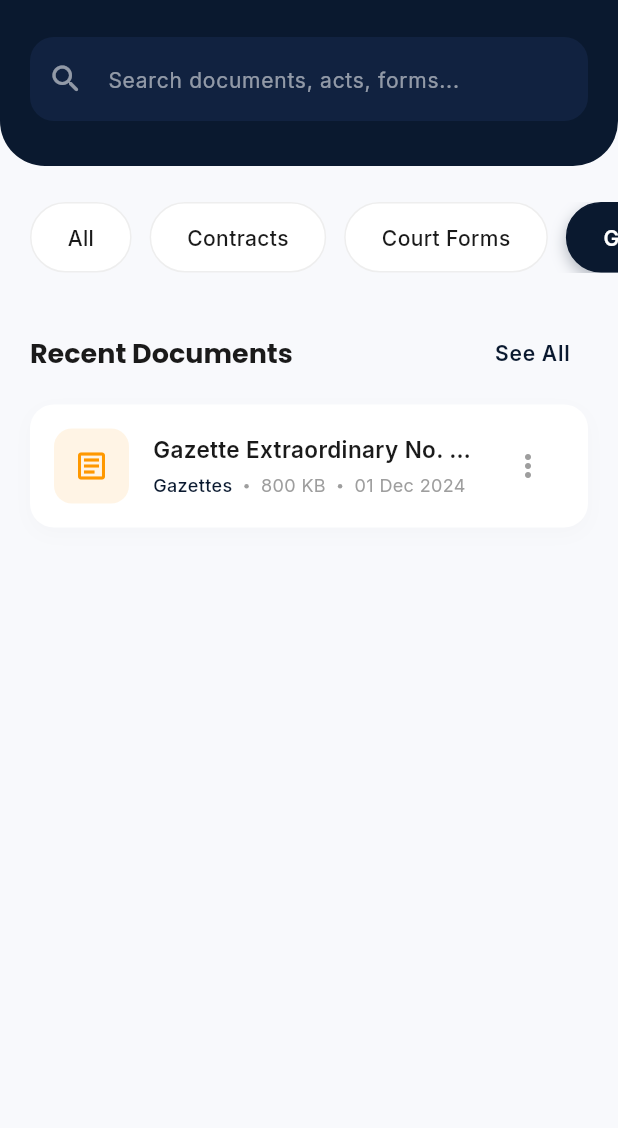
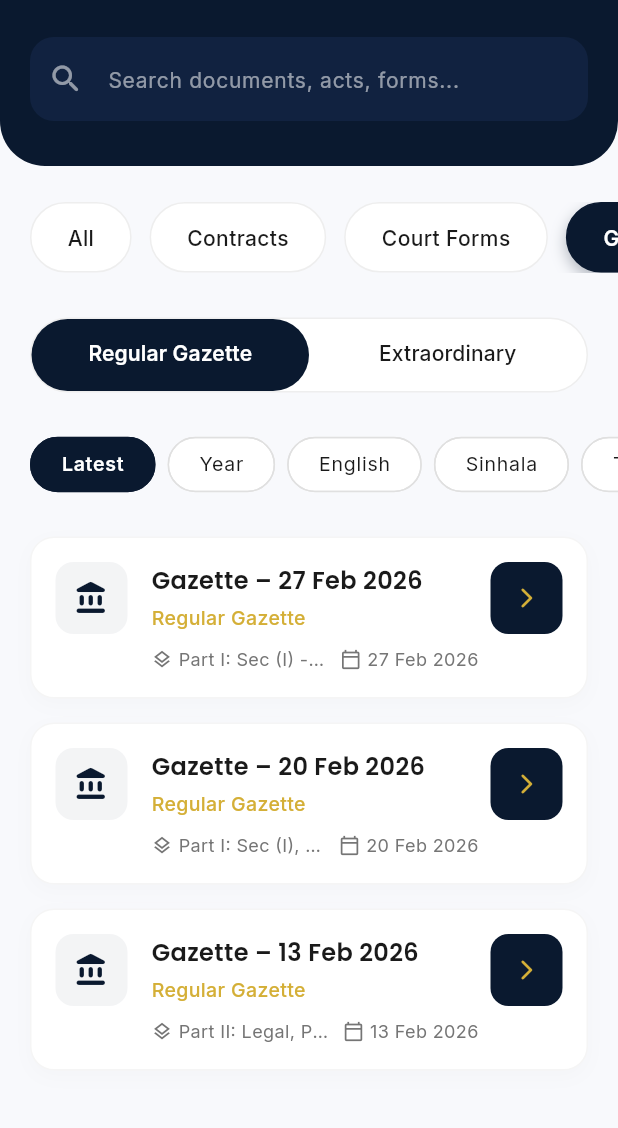
Before and after one commit to LochanaE/lanka_law, a Flutter app: the DocumentLibraryScreen screen opened by its route, after a tap on "Contracts", after a tap on "Court Forms", after a tap on "Gazettes", on a phone screen of 412 x 824 dp, the part 62-1190 px from its top. Run offline on Flutter 3.47's test engine with Material 3 defaults, Android fonts, the phone set to English and light mode, and no system bars; our stand-ins replace cloud_firestore, firebase_auth, firebase_core, google_fonts, shared_preferences, smooth_page_indicator; accounts and stored records are empty.

Commit message:
gazzet ui change

```diff
--- a/lib/main.dart
+++ b/lib/main.dart
@@ -1,6 +1,5 @@
 import 'package:flutter/material.dart';
 import 'package:lanka_law/screen_widgets/chat_list_screen.dart';
-import 'package:lanka_law/screen_widgets/chat.dart';
 import 'package:lanka_law/screen_widgets/splash_screen.dart';
 import 'package:lanka_law/screen_widgets/onboarding_screen.dart';
 import 'package:lanka_law/screen_widgets/home_screen.dart';
--- a/lib/screen_widgets/document_library_screen.dart
+++ b/lib/screen_widgets/document_library_screen.dart
@@ -1,6 +1,7 @@
 import 'package:flutter/material.dart';
 import 'package:google_fonts/google_fonts.dart';
 import 'package:lanka_law/theme.dart';
+import 'package:lanka_law/screen_widgets/gazette/gazettes_view.dart';
 
 class DocumentLibraryScreen extends StatefulWidget {
   const DocumentLibraryScreen({super.key});
@@ -195,6 +196,10 @@
 
                   const SizedBox(height: 30),
 
+                  // Content switching logic
+                  if (categories[selectedCategoryIndex] == "Gazettes")
+                    const GazettesView()
+                  else ...[
                     // Recent Documents Header
                     Padding(
                       padding: const EdgeInsets.symmetric(horizontal: 20),
@@ -228,7 +233,7 @@
 
                     const SizedBox(height: 10),
 
-                  // Documents List
+                    // Documents List (Generic)
                     ListView.builder(
                       shrinkWrap: true,
                       physics: const NeverScrollableScrollPhysics(),
@@ -239,7 +244,7 @@
                         // Filter logic (simple)
                         if (selectedCategoryIndex != 0 &&
                             categories[selectedCategoryIndex] != doc['category']) {
-                        return const SizedBox.shrink(); // Ideally update list, but this works for simple demo
+                          return const SizedBox.shrink();
                         }
 
                         return Container(
@@ -358,6 +363,7 @@
                         );
                       },
                     ),
+                  ],
 
                   // Ensure space at bottom
                   const SizedBox(height: 30),
--- /dev/null
+++ b/lib/screen_widgets/gazette/gazette_filter_chips.dart
@@ -0,0 +1,71 @@
+import 'package:flutter/material.dart';
+import 'package:google_fonts/google_fonts.dart';
+import 'package:lanka_law/theme.dart';
+
+class GazetteFilterChips extends StatefulWidget {
+  final List<String> filters;
+  final Function(String) onSelected;
+
+  const GazetteFilterChips({
+    super.key,
+    required this.filters,
+    required this.onSelected,
+  });
+
+  @override
+  State<GazetteFilterChips> createState() => _GazetteFilterChipsState();
+}
+
+class _GazetteFilterChipsState extends State<GazetteFilterChips> {
+  String selectedFilter = '';
+
+  @override
+  void initState() {
+    super.initState();
+    if (widget.filters.isNotEmpty) {
+      selectedFilter = widget.filters.first;
+    }
+  }
+
+  @override
+  Widget build(BuildContext context) {
+    return SingleChildScrollView(
+      scrollDirection: Axis.horizontal,
+      physics: const BouncingScrollPhysics(),
+      padding: const EdgeInsets.symmetric(horizontal: 20, vertical: 8),
+      child: Row(
+        children: widget.filters.map((filter) {
+          final isSelected = selectedFilter == filter;
+          return Padding(
+            padding: const EdgeInsets.only(right: 8.0),
+            child: ChoiceChip(
+              label: Text(filter),
+              labelStyle: GoogleFonts.inter(
+                color: isSelected ? Colors.white : AppTheme.textDark,
+                fontWeight: isSelected ? FontWeight.w600 : FontWeight.normal,
+                fontSize: 13,
+              ),
+              selected: isSelected,
+              onSelected: (selected) {
+                if (selected) {
+                  setState(() => selectedFilter = filter);
+                  widget.onSelected(filter);
+                }
+              },
+              backgroundColor: Colors.white,
+              selectedColor: AppTheme.primaryColor,
+              shape: RoundedRectangleBorder(
+                borderRadius: BorderRadius.circular(20),
+                side: BorderSide(
+                  color: isSelected ? AppTheme.primaryColor : Colors.grey.shade300,
+                ),
+              ),
+              showCheckmark: false,
+              padding: const EdgeInsets.symmetric(horizontal: 12, vertical: 8),
+            ),
+          );
+        }).toList(),
+      ),
+    );
+  }
+}
--- /dev/null
+++ b/lib/screen_widgets/gazette/gazettes_view.dart
@@ -0,0 +1,121 @@
+import 'package:flutter/material.dart';
+import 'package:google_fonts/google_fonts.dart';
+import 'package:lanka_law/theme.dart';
+import 'gazette_filter_chips.dart';
+import 'regular_gazette_card.dart';
+import 'extraordinary_gazette_card.dart';
+
+class GazettesView extends StatefulWidget {
+  const GazettesView({super.key});
+
+  @override
+  State<GazettesView> createState() => _GazettesViewState();
+}
+
+class _GazettesViewState extends State<GazettesView> {
+  final List<String> filters = ["Latest", "Year", "English", "Sinhala", "Tamil"];
+
+  // Dummy data for demo
+  final List<Map<String, String>> regularGazettes = [
+    {"date": "27 Feb 2026", "partsAvailable": "Part I: Sec (I) - General"},
+    {"date": "20 Feb 2026", "partsAvailable": "Part I: Sec (I), (IIA)"},
+    {"date": "13 Feb 2026", "partsAvailable": "Part II: Legal, Part IV: Local Govt"},
+  ];
+
+  final List<Map<String, String>> extraordinaryGazettes = [
+    {"issueNumber": "2473/12", "date": "02 Mar 2026", "subject": "Declaration of Essential Services"},
+    {"issueNumber": "2472/34", "date": "25 Feb 2026", "subject": "Appointments by the President"},
+    {"issueNumber": "2471/05", "date": "10 Feb 2026", "subject": "Regulations under Imports and Exports (Control) Act"},
+  ];
+
+  @override
+  Widget build(BuildContext context) {
+    return DefaultTabController(
+      length: 2,
+      child: Column(
+        crossAxisAlignment: CrossAxisAlignment.start,
+        children: [
+          // Tab Bar
+          Padding(
+            padding: const EdgeInsets.symmetric(horizontal: 20),
+            child: Container(
+              height: 50,
+              decoration: BoxDecoration(
+                color: Colors.white,
+                borderRadius: BorderRadius.circular(25),
+                border: Border.all(color: Colors.grey.shade200),
+              ),
+              child: TabBar(
+                indicatorSize: TabBarIndicatorSize.tab,
+                dividerColor: Colors.transparent,
+                indicator: BoxDecoration(
+                  color: AppTheme.primaryColor,
+                  borderRadius: BorderRadius.circular(25),
+                ),
+                labelColor: Colors.white,
+                unselectedLabelColor: AppTheme.textDark,
+                labelStyle: GoogleFonts.inter(fontWeight: FontWeight.w600, fontSize: 14),
+                unselectedLabelStyle: GoogleFonts.inter(fontWeight: FontWeight.w500, fontSize: 14),
+                tabs: const [
+                  Tab(text: "Regular Gazette"),
+                  Tab(text: "Extraordinary"),
+                ],
+              ),
+            ),
+          ),
+
+          const SizedBox(height: 16),
+
+          // Filters
+          GazetteFilterChips(
+            filters: filters,
+            onSelected: (filter) {
+              // Handle filter selection here
+            },
+          ),
+
+          const SizedBox(height: 8),
+
+          // Tab Content
+          SizedBox(
+            height: 500, // Fixed height or use shrinkWrap in actual implementation depending on layout
+            child: TabBarView(
+              children: [
+                // Regular Gazettes Tab
+                ListView.builder(
+                  padding: const EdgeInsets.symmetric(horizontal: 20, vertical: 8),
+                  physics: const NeverScrollableScrollPhysics(),
+                  shrinkWrap: true,
+                  itemCount: regularGazettes.length,
+                  itemBuilder: (context, index) {
+                    final item = regularGazettes[index];
+                    return RegularGazetteCard(
+                      date: item["date"]!,
+                      partsAvailable: item["partsAvailable"]!,
+                    );
+                  },
+                ),
+
+                // Extraordinary Gazettes Tab
+                ListView.builder(
+                  padding: const EdgeInsets.symmetric(horizontal: 20, vertical: 8),
+                  physics: const NeverScrollableScrollPhysics(),
+                  shrinkWrap: true,
+                  itemCount: extraordinaryGazettes.length,
+                  itemBuilder: (context, index) {
+                    final item = extraordinaryGazettes[index];
+                    return ExtraordinaryGazetteCard(
+                      issueNumber: item["issueNumber"]!,
+                      date: item["date"]!,
+                      subject: item["subject"]!,
+                    );
+                  },
+                ),
+              ],
+            ),
+          ),
+        ],
+      ),
+    );
+  }
+}
--- /dev/null
+++ b/lib/screen_widgets/gazette/regular_gazette_card.dart
@@ -0,0 +1,130 @@
+import 'package:flutter/material.dart';
+import 'package:google_fonts/google_fonts.dart';
+import 'package:lanka_law/theme.dart';
+
+class RegularGazetteCard extends StatelessWidget {
+  final String date;
+  final String partsAvailable;
+
+  const RegularGazetteCard({
+    super.key,
+    required this.date,
+    required this.partsAvailable,
+  });
+
+  @override
+  Widget build(BuildContext context) {
+    return Container(
+      margin: const EdgeInsets.only(bottom: 16),
+      decoration: BoxDecoration(
+        color: Colors.white,
+        borderRadius: BorderRadius.circular(16),
+        boxShadow: [
+          BoxShadow(
+            color: Colors.grey.withOpacity(0.05),
+            blurRadius: 10,
+            offset: const Offset(0, 4),
+          ),
+        ],
+        border: Border.all(color: Colors.grey.shade100),
+      ),
+      child: Material(
+        color: Colors.transparent,
+        borderRadius: BorderRadius.circular(16),
+        child: InkWell(
+          onTap: () {},
+          borderRadius: BorderRadius.circular(16),
+          child: Padding(
+            padding: const EdgeInsets.all(16),
+            child: Row(
+              crossAxisAlignment: CrossAxisAlignment.start,
+              children: [
+                // Icon styling for archive feel
+                Container(
+                  width: 48,
+                  height: 48,
+                  decoration: BoxDecoration(
+                    color: AppTheme.primaryLight.withOpacity(0.05),
+                    borderRadius: BorderRadius.circular(12),
+                  ),
+                  child: const Icon(
+                    Icons.account_balance_rounded,
+                    color: AppTheme.primaryColor,
+                    size: 24,
+                  ),
+                ),
+                const SizedBox(width: 16),
+                Expanded(
+                  child: Column(
+                    crossAxisAlignment: CrossAxisAlignment.start,
+                    children: [
+                      Text(
+                        "Gazette – $date",
+                        style: GoogleFonts.poppins(
+                          fontSize: 16,
+                          fontWeight: FontWeight.w600,
+                          color: AppTheme.textDark,
+                        ),
+                      ),
+                      const SizedBox(height: 4),
+                      Text(
+                        "Regular Gazette",
+                        style: GoogleFonts.inter(
+                          fontSize: 13,
+                          color: AppTheme.accentColor,
+                          fontWeight: FontWeight.w500,
+                        ),
+                      ),
+                      const SizedBox(height: 8),
+                      Row(
+                        children: [
+                          Icon(Icons.layers_outlined, size: 14, color: Colors.grey.shade600),
+                          const SizedBox(width: 4),
+                          Expanded(
+                            child: Text(
+                              partsAvailable,
+                              style: GoogleFonts.inter(
+                                fontSize: 12,
+                                color: Colors.grey.shade600,
+                              ),
+                              overflow: TextOverflow.ellipsis,
+                            ),
+                          ),
+                          const SizedBox(width: 8),
+                          Icon(Icons.calendar_today_outlined, size: 14, color: Colors.grey.shade600),
+                          const SizedBox(width: 4),
+                          Text(
+                            date,
+                            style: GoogleFonts.inter(
+                              fontSize: 12,
+                              color: Colors.grey.shade600,
+                            ),
+                          ),
+                        ],
+                      ),
+                    ],
+                  ),
+                ),
+                const SizedBox(width: 8),
+                // Action Button
+                Container(
+                  decoration: BoxDecoration(
+                    color: AppTheme.primaryColor,
+                    borderRadius: BorderRadius.circular(12),
+                  ),
+                  child: IconButton(
+                    icon: const Icon(Icons.arrow_forward_ios_rounded, size: 16),
+                    color: AppTheme.accentColor,
+                    onPressed: () {},
+                    constraints: const BoxConstraints(minWidth: 40, minHeight: 40),
+                    padding: EdgeInsets.zero,
+                  ),
+                ),
+              ],
+            ),
+          ),
+        ),
+      ),
+    );
+  }
+}
```
Also changed, not shown: lib/screen_widgets/gazette/extraordinary_gazette_card.dart (added, +138 -0 lines). Lines whose indentation alone changed are shown as unchanged.
